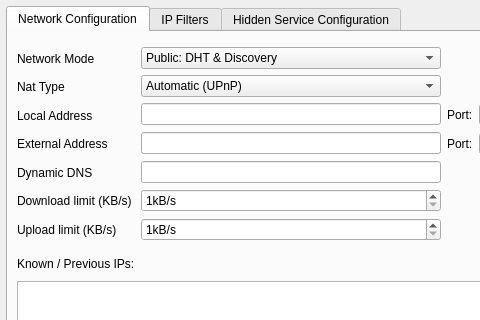
Above: retroshare-gui/src/gui/settings/ServerPage.ui from RetroShare/RetroShare before the change; both pictures show x 0 to 480 and y 0 to 320 of the 724 by 568 pixel window. Below: the same form after it.
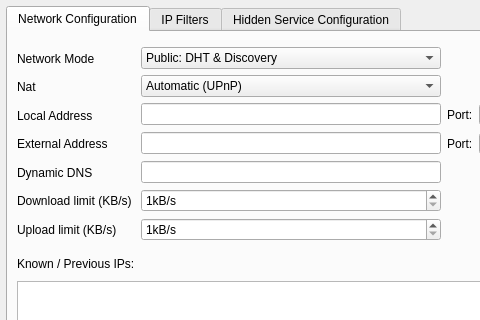
That is the form after the change. Icons and pictures are not drawn.

Commit message: Hide some Labels on Hidden Mode

What changed in the file:
```diff
--- a/retroshare-gui/src/gui/settings/ServerPage.ui
+++ b/retroshare-gui/src/gui/settings/ServerPage.ui
@@ -58,7 +58,7 @@
              <item>
               <widget class="QLabel" name="label_11">
                <property name="text">
-                <string>Nat Type</string>
+                <string>Nat</string>
                </property>
               </widget>
              </item>
```
Left out of the diff: 4 changed lines with no effect on the pictures. The commit also changes 1 other file.
